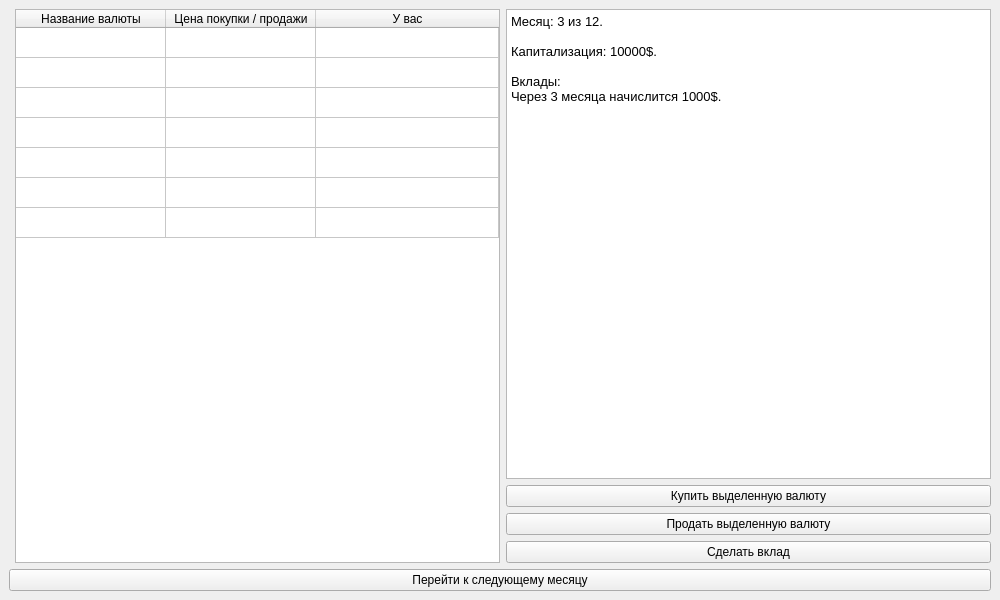
The window that src/app/gamewindow.ui (ipazzxyz/Modelling) describes before a commit, drawn with Qt 5.
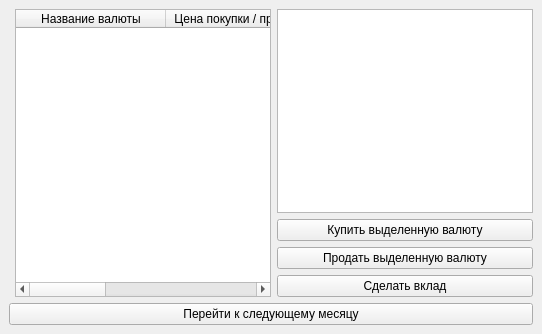
The same window after the commit.

What changed in the file:
```diff
--- a/src/app/gamewindow.ui
+++ b/src/app/gamewindow.ui
@@ -6,8 +6,8 @@
    <rect>
     <x>0</x>
     <y>0</y>
-    <width>1000</width>
-    <height>600</height>
+    <width>542</width>
+    <height>334</height>
    </rect>
   </property>
   <property name="windowTitle">
@@ -51,41 +51,6 @@
       <attribute name="verticalHeaderVisible">
        <bool>false</bool>
       </attribute>
-      <row>
-       <property name="text">
-        <string>New Row</string>
-       </property>
-      </row>
-      <row>
-       <property name="text">
-        <string>New Row</string>
-       </property>
-      </row>
-      <row>
-       <property name="text">
-        <string>New Row</string>
-       </property>
-      </row>
-      <row>
-       <property name="text">
-        <string>New Row</string>
-       </property>
-      </row>
-      <row>
-       <property name="text">
-        <string>New Row</string>
-       </property>
-      </row>
-      <row>
-       <property name="text">
-        <string>New Row</string>
-       </property>
-      </row>
-      <row>
-       <property name="text">
-        <string>New Row</string>
-       </property>
-      </row>
       <column>
        <property name="text">
         <string>Название валюты</string>
@@ -131,12 +96,7 @@
 &lt;html&gt;&lt;head&gt;&lt;meta name=&quot;qrichtext&quot; content=&quot;1&quot; /&gt;&lt;style type=&quot;text/css&quot;&gt;
 p, li { white-space: pre-wrap; }
 &lt;/style&gt;&lt;/head&gt;&lt;body style=&quot; font-family:'Sans Serif'; font-size:9pt; font-weight:400; font-style:normal;&quot;&gt;
-&lt;p style=&quot; margin-top:0px; margin-bottom:0px; margin-left:0px; margin-right:0px; -qt-block-indent:0; text-indent:0px;&quot;&gt;&lt;span style=&quot; font-size:10pt;&quot;&gt;Месяц: 3 из 12.&lt;/span&gt;&lt;/p&gt;
-&lt;p style=&quot;-qt-paragraph-type:empty; margin-top:0px; margin-bottom:0px; margin-left:0px; margin-right:0px; -qt-block-indent:0; text-indent:0px; font-size:10pt;&quot;&gt;&lt;br /&gt;&lt;/p&gt;
-&lt;p style=&quot; margin-top:0px; margin-bottom:0px; margin-left:0px; margin-right:0px; -qt-block-indent:0; text-indent:0px;&quot;&gt;&lt;span style=&quot; font-size:10pt;&quot;&gt;Капитализация: 10000$.&lt;/span&gt;&lt;/p&gt;
-&lt;p style=&quot;-qt-paragraph-type:empty; margin-top:0px; margin-bottom:0px; margin-left:0px; margin-right:0px; -qt-block-indent:0; text-indent:0px; font-size:10pt;&quot;&gt;&lt;br /&gt;&lt;/p&gt;
-&lt;p style=&quot; margin-top:0px; margin-bottom:0px; margin-left:0px; margin-right:0px; -qt-block-indent:0; text-indent:0px;&quot;&gt;&lt;span style=&quot; font-size:10pt;&quot;&gt;Вклады:&lt;/span&gt;&lt;/p&gt;
-&lt;p style=&quot; margin-top:0px; margin-bottom:0px; margin-left:0px; margin-right:0px; -qt-block-indent:0; text-indent:0px;&quot;&gt;&lt;span style=&quot; font-size:10pt;&quot;&gt;Через 3 месяца начислится 1000$.&lt;/span&gt;&lt;/p&gt;&lt;/body&gt;&lt;/html&gt;</string>
+&lt;p style=&quot;-qt-paragraph-type:empty; margin-top:0px; margin-bottom:0px; margin-left:0px; margin-right:0px; -qt-block-indent:0; text-indent:0px;&quot;&gt;&lt;br /&gt;&lt;/p&gt;&lt;/body&gt;&lt;/html&gt;</string>
       </property>
      </widget>
     </item>
```
Left out of the diff: 26 changed lines with no effect on the pictures.
